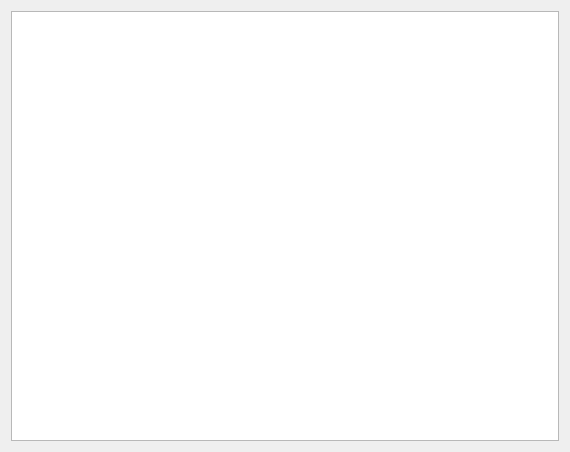
hyc3z/heroes, file ui_app.ui: the form before one commit.
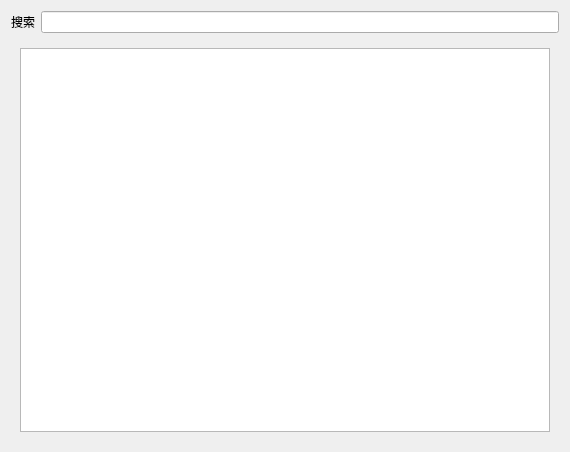
The form after the commit. Custom widgets are drawn as their Qt base class.

The edit to the form file:
```diff
--- a/ui_app.ui
+++ b/ui_app.ui
@@ -15,7 +15,39 @@
   </property>
   <layout class="QGridLayout" name="gridLayout">
    <item row="0" column="0">
-    <widget class="customedListWidget" name="listWidget_index"/>
+    <layout class="QHBoxLayout" name="horizontalLayout">
+     <item>
+      <widget class="QLabel" name="label">
+       <property name="text">
+        <string>搜索</string>
+       </property>
+      </widget>
+     </item>
+     <item>
+      <widget class="QLineEdit" name="lineEdit_search"/>
+     </item>
+    </layout>
+   </item>
+   <item row="1" column="0">
+    <widget class="QStackedWidget" name="stackedWidget">
+     <property name="currentIndex">
+      <number>1</number>
+     </property>
+     <widget class="QWidget" name="page">
+      <layout class="QGridLayout" name="gridLayout_2">
+       <item row="0" column="0">
+        <widget class="customedListWidget" name="listWidget_index"/>
+       </item>
+      </layout>
+     </widget>
+     <widget class="QWidget" name="page_2">
+      <layout class="QGridLayout" name="gridLayout_3">
+       <item row="0" column="0">
+        <widget class="modifiedTableWidget" name="tableWidget_winrate"/>
+       </item>
+      </layout>
+     </widget>
+    </widget>
    </item>
   </layout>
  </widget>
@@ -25,6 +57,11 @@
    <extends>QListWidget</extends>
    <header>customedListWidget.h</header>
   </customwidget>
+  <customwidget>
+   <class>modifiedTableWidget</class>
+   <extends>QTableWidget</extends>
+   <header>modifiedTableWidget.h</header>
+  </customwidget>
  </customwidgets>
  <resources/>
  <connections/>
```
